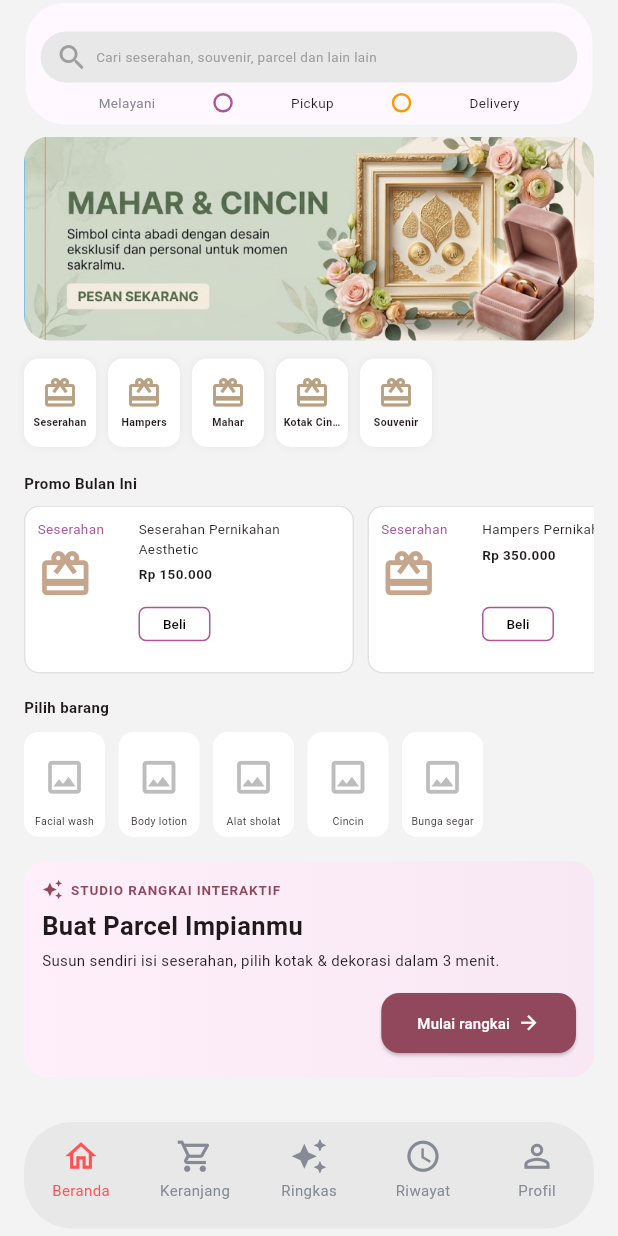
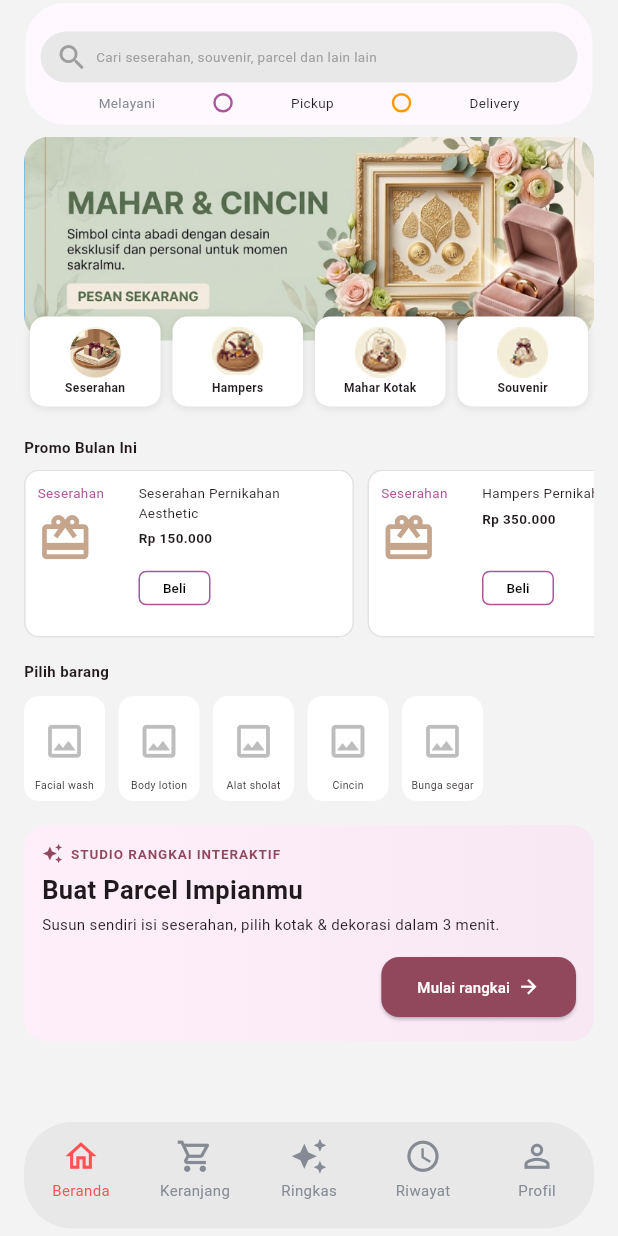
Before and after one commit to feri-hub/Parselin, a Flutter app: the screen it shows after launch, on a phone screen of 412 x 824 dp. Run offline on Flutter 3.47's test engine with Material 3 defaults, Android fonts, the phone set to English and light mode, and no system bars; Roboto replaces fonts that are missing (Arial).

Commit message:
Update tampilan aplikasi

```diff
--- a/lib/main.dart
+++ b/lib/main.dart
@@ -249,9 +249,15 @@ class _HomePageState extends State<HomePage> {
   final List<String> categories = const [
     'Seserahan',
     'Hampers',
-    'Mahar',
-    'Kotak Cincin',
+    'Mahar Kotak',
     'Souvenir',
+  ];
+
+  final List<String> categoryImages = const [
+    'assets/ikon/ikonseserahan.png',
+    'assets/ikon/ikonhampers.png',
+    'assets/ikon/ikonmahar.png',
+    'assets/ikon/ikonsouvenir.png',
   ];
 
   final List<String> products = const [
@@ -271,7 +277,14 @@ class _HomePageState extends State<HomePage> {
         children: [
           const AppHeader(),
           SizedBox(
-            width: double.infinity,
+            height: 184,
+            child: Stack(
+              clipBehavior: Clip.none,
+              children: [
+                Positioned(
+                  top: 0,
+                  left: 0,
+                  right: 0,
                   height: 136,
                   child: ClipRRect(
                     borderRadius: BorderRadius.circular(17),
@@ -290,52 +303,59 @@ class _HomePageState extends State<HomePage> {
                     ),
                   ),
                 ),
-          const SizedBox(height: 12),
-          SizedBox(
-            height: 59,
-            child: ListView.separated(
-              scrollDirection: Axis.horizontal,
-              itemCount: categories.length,
-              separatorBuilder: (_, __) => const SizedBox(width: 8),
-              itemBuilder: (context, index) {
-                return Container(
-                  width: 48,
-                  padding: const EdgeInsets.all(5),
+                Positioned(
+                  top: 120,
+                  left: 0,
+                  right: 0,
+                  height: 60,
+                  child: Row(
+                    children: List.generate(categories.length, (index) {
+                      return Expanded(
+                        child: Container(
+                          height: 60,
+                          margin: const EdgeInsets.symmetric(horizontal: 4),
                           decoration: BoxDecoration(
                             color: Colors.white,
                             borderRadius: BorderRadius.circular(10),
                             boxShadow: [
                               BoxShadow(
-                        color: Colors.black.withOpacity(0.05),
+                                color: Colors.black.withValues(alpha: 0.1),
                                 blurRadius: 4,
+                                offset: const Offset(0, 1),
                               ),
                             ],
                           ),
                           child: Column(
                             mainAxisAlignment: MainAxisAlignment.center,
                             children: [
-                      const Icon(
-                        Icons.card_giftcard,
-                        color: Color(0xFFB9A184),
-                        size: 24,
+                              Image.asset(
+                                categoryImages[index],
+                                width: 34,
+                                height: 34,
+                                fit: BoxFit.contain,
                               ),
-                      const SizedBox(height: 3),
+                              const SizedBox(height: 1),
                               Text(
                                 categories[index],
                                 maxLines: 1,
                                 overflow: TextOverflow.ellipsis,
+                                textAlign: TextAlign.center,
                                 style: const TextStyle(
-                          fontSize: 7,
+                                  fontSize: 8,
                                   fontWeight: FontWeight.w600,
                                 ),
                               ),
                             ],
                           ),
+                        ),
                       );
-              },
+                    }),
                   ),
                 ),
-          const SizedBox(height: 17),
+              ],
+            ),
+          ),
+          const SizedBox(height: 16),
           const SectionTitle(title: 'Promo Bulan Ini'),
           const SizedBox(height: 8),
           SizedBox(
--- a/pubspec.yaml
+++ b/pubspec.yaml
@@ -59,6 +59,7 @@ flutter:
 
   assets:
     - assets/images/
+    - assets/ikon/
 
   # To add assets to your application, add an assets section, like this:
   # assets:
```
Also changed, not shown: assets/ikon/ikonhampers.png (added), assets/ikon/ikonkotakcincin.png (added), assets/ikon/ikonmahar.png (added), assets/ikon/ikonseserahan.png (renamed from assets/images/tes_foto.png), assets/ikon/ikonsouvenir.png (added). Lines whose indentation alone changed are shown as unchanged.
